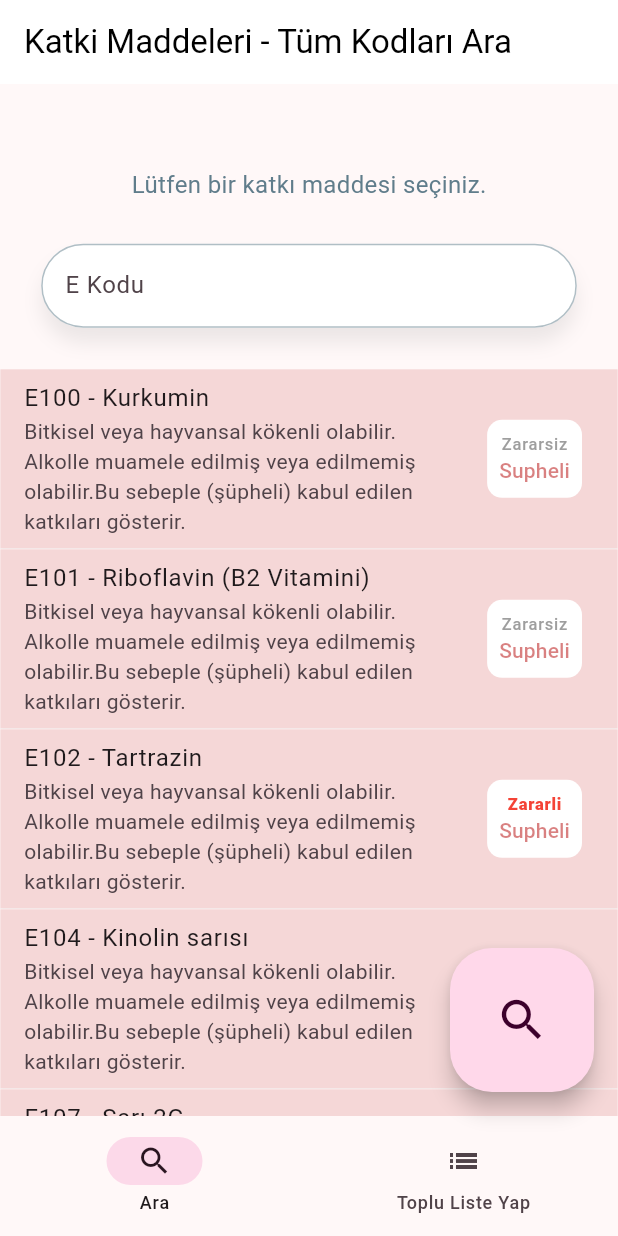
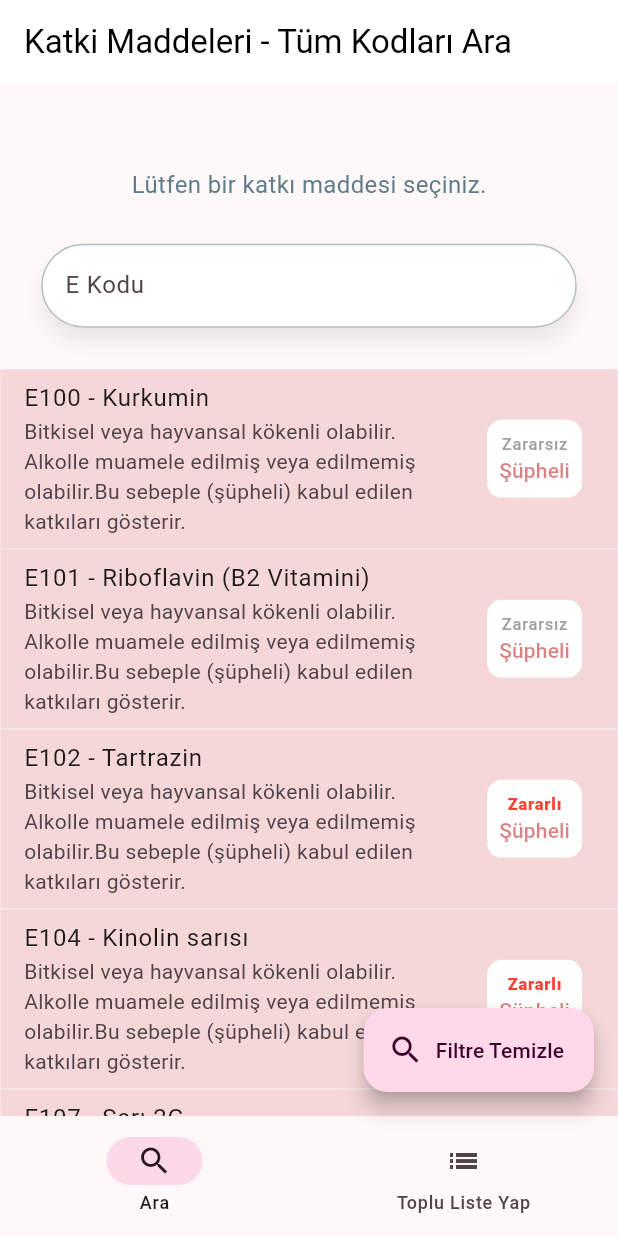
Before and after one commit to koltukutsu/Additives-Mobile-App, a Flutter app: the screen it shows after launch, on a phone screen of 412 x 824 dp. Run offline on Flutter 3.47's test engine with Material 2 defaults, Android fonts, the light colour scheme and no system bars; our stand-ins replace cloud_firestore, firebase_auth, searchfield, sizer; missing offline and left inert: wallet; accounts and stored records are empty; generated files the repository leaves out were written again.

Commit message:
Update: updated the icons and the texts of the floating action buttons

```diff
--- a/lib/presentation/screen/main/main.dart
+++ b/lib/presentation/screen/main/main.dart
@@ -22,16 +22,20 @@ class _MainScreenState extends State<MainScreen> {
   ];
 
   late final List<Widget> floatingActionButtons = [
-    FloatingActionButton.large(
+    FloatingActionButton.extended(
+      label: const Text("Filtre Temizle"),
+      icon: const Icon(Icons.search),
       onPressed: () {
         Provider.of<SearchAdditiveProvider>(context, listen: false)
             .clearFilter(additiveMap);
         Provider.of<SearchAdditiveProvider>(context, listen: false).clearController();
         Provider.of<SearchAdditiveProvider>(context, listen: false).focusOnSearch();
       },
-      child: const Icon(Icons.search),
+      // child: const Icon(Icons.search),
     ),
-    FloatingActionButton.large(
+    FloatingActionButton.extended(
+      label: const Text("Seçimleri Temizle"),
+      icon: const Icon(Icons.cleaning_services),
       onPressed: () {
         Provider.of<GroupAdditiveProvider>(context, listen: false)
             .clearSelectedAdditives();
@@ -39,7 +43,7 @@ class _MainScreenState extends State<MainScreen> {
             .focusOnSearch();
         // Navigator.of(context).push(FadePageRoute(page: const CreateNewGroup()));
       },
-      child: const Icon(Icons.cleaning_services),
+      // child: const Icon(Icons.cleaning_services),
     )
   ];
 
--- a/lib/presentation/screen/main/sub_screens/group_additives.dart
+++ b/lib/presentation/screen/main/sub_screens/group_additives.dart
@@ -141,12 +141,12 @@ class _GroupAdditivesScreenState extends State<GroupAdditiviesScreen> {
                     .item;
                 Widget healthWidget = additive.health == "RED"
                     ? const Text(
-                        "Zararli",
+                        "Zararlı",
                         style: TextStyle(
                             color: Colors.red, fontWeight: FontWeight.w900),
                       )
                     : const Text(
-                        "Zararsiz",
+                        "Zararsız",
                         style: TextStyle(color: Colors.grey),
                       );
                 Widget halalWidget = additive.halal == "NORMAL"
@@ -156,7 +156,7 @@ class _GroupAdditivesScreenState extends State<GroupAdditiviesScreen> {
                       )
                     : additive.halal == "VITAL_1"
                         ? Text(
-                            "Supheli",
+                            "Şüpheli",
                             style: Theme.of(context)
                                 .textTheme
                                 .titleSmall!
--- a/lib/presentation/screen/main/sub_screens/search_additives.dart
+++ b/lib/presentation/screen/main/sub_screens/search_additives.dart
@@ -144,13 +144,13 @@ class _SearchAdditivesScreenState extends State<SearchAdditivesScreen> {
                           );
                           Widget healthWidget = additive.health == "RED"
                               ? const Text(
-                                  "Zararli",
+                                  "Zararlı",
                                   style: TextStyle(
                                       color: Colors.red,
                                       fontWeight: FontWeight.w900),
                                 )
                               : const Text(
-                                  "Zararsiz",
+                                  "Zararsız",
                                   style: TextStyle(color: Colors.grey),
                                 );
                           Widget halalWidget = additive.halal == "NORMAL"
@@ -161,7 +161,7 @@ class _SearchAdditivesScreenState extends State<SearchAdditivesScreen> {
                                 )
                               : additive.halal == "VITAL_1"
                                   ? Text(
-                                      "Supheli",
+                                      "Şüpheli",
                                       style: Theme.of(context)
                                           .textTheme
                                           .titleSmall!
```
Also changed, not shown: pubspec.lock.
